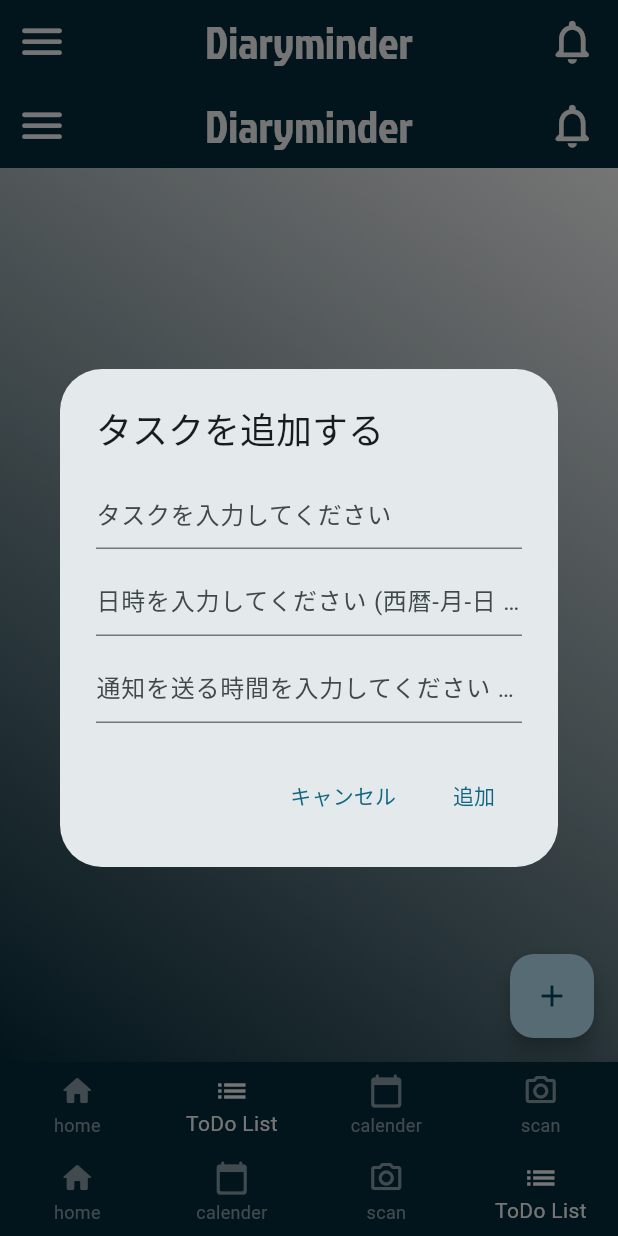
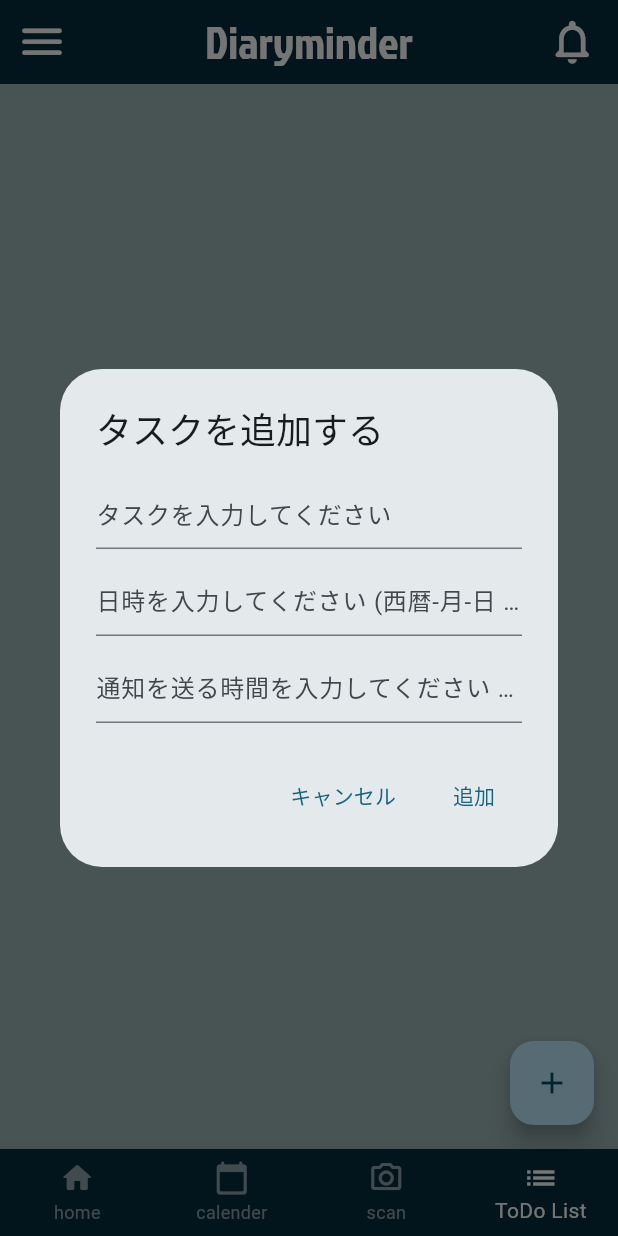
Before and after one commit to soda0408/diaryminder, a Flutter app: the MainPage screen opened directly, item 4 of the bottom bar chosen, after a tap on the "add" icon, on a phone screen of 412 x 824 dp. Run offline on Flutter 3.47's test engine with Material 3 defaults, Android fonts, the phone set to English and light mode, and no system bars; our stand-ins replace flutter_local_notifications, timezone.

Commit message:
バグ直し

```diff
--- a/lib/main.dart
+++ b/lib/main.dart
@@ -1,12 +1,7 @@
 import 'package:flutter/material.dart';
-// 'package:flutter_local_notifications/flutter_local_notifications.dart' のインポートを削除
 import 'package:diaryminder/constant/app_color.dart'; // AppColorのインポート
-import 'package:diaryminder/screens/today_screen.dart'; // TodayScreenのインポート
 import 'package:diaryminder/screens/main_page.dart'; // MainPageのインポート
-import 'package:diaryminder/widgets/app_bar.dart'; // AppBarのインポート
-import 'package:intl/intl.dart'; // 日付フォーマットのインポート
 import 'package:timezone/data/latest.dart' as tz; // タイムゾーンデータのインポート
-import 'package:timezone/timezone.dart' as tz; // タイムゾーンのインポート
 
 void main() {
   tz.initializeTimeZones(); // タイムゾーンの初期化
@@ -20,7 +15,7 @@
     return MaterialApp(
       title: 'Flutter Demo',
       theme: ThemeData(colorSchemeSeed: AppColor.brand.secondary),
-      home: const ToDoListPage(), // 最初に表示する画面をToDoListPageに設定
+      home: const TitlePage(title: 'Diaryminder'), // 最初に表示する画面をTitlePageに設定
       debugShowCheckedModeBanner: false,
     );
   }
@@ -32,11 +27,10 @@
   final String title;
 
   @override
-  State<TitlePage> createState() => TitlePageState(); // クラス名をパブリックに変更
+  State<TitlePage> createState() => TitlePageState();
 }
 
 class TitlePageState extends State<TitlePage> {
-  // クラス名をパブリックに変更
   @override
   Widget build(BuildContext context) {
     return Container(
--- a/lib/screens/main_page.dart
+++ b/lib/screens/main_page.dart
@@ -20,7 +20,7 @@
     HomeScreen(),
     CalenderScreen(),
     ScanScreen(),
-    ToDoListPage(), // 修正: TodayScreenをToDoListPageに変更
+    ToDoListPage(), // 修正: ToDoListPageを追加
   ];
 
   final items = <BottomNavigationBarItem>[
--- a/lib/screens/today_screen.dart
+++ b/lib/screens/today_screen.dart
@@ -1,15 +1,12 @@
 import 'package:flutter/material.dart';
 import 'package:diaryminder/constant/app_color.dart'; // AppColorのインポート
-import 'package:diaryminder/screens/today_screen.dart'; // TodayScreenのインポート
-import 'package:diaryminder/screens/main_page.dart'; // MainPageのインポート
-import 'package:diaryminder/widgets/app_bar.dart'; // AppBarのインポート
 import 'package:flutter_local_notifications/flutter_local_notifications.dart'; // 通知パッケージのインポート
 import 'package:intl/intl.dart'; // 日付フォーマットのインポート
 import 'package:timezone/data/latest.dart' as tz; // タイムゾーンデータのインポート
 import 'package:timezone/timezone.dart' as tz; // タイムゾーンのインポート
 
 void main() {
-  tz.initializeTimeZones(); // タイムゾーンの初期化
+  tz.initializeTimeZones();
   runApp(const Diaryminder());
 }
 
@@ -20,7 +17,7 @@
     return MaterialApp(
       title: 'Flutter Demo',
       theme: ThemeData(colorSchemeSeed: AppColor.brand.secondary),
-      home: const ToDoListPage(), // 最初に表示する画面をToDoListPageに設定
+      home: const ToDoListPage(),
       debugShowCheckedModeBanner: false,
     );
   }
@@ -109,7 +106,7 @@
   Widget _buildToDoItem(Map<String, dynamic> item, int index) {
     return ListTile(
       title: Text(item['task']),
-      subtitle: Text(DateFormat('yyyy-MM-dd HH:mm').format(item['dateTime'])),
+      subtitle: Text(DateFormat('yyyy年MM月dd日HH時mm分').format(item['dateTime'])),
       trailing: IconButton(
         icon: Icon(Icons.delete),
         onPressed: () {
@@ -122,15 +119,8 @@
   @override
   Widget build(BuildContext context) {
     return Scaffold(
-      appBar: DiaryminderAppBar, // AppBarを追加
       body: Container(
-        decoration: BoxDecoration(
-          gradient: LinearGradient(
-            colors: [AppColor.ui.primary, AppColor.ui.secondary],
-            begin: Alignment.topRight,
-            end: Alignment.bottomLeft,
-          ),
-        ),
+        color: AppColor.ui.background, // 背景色を統一
         child: ListView.builder(
           itemCount: _toDoItems.length,
           itemBuilder: (context, index) {
@@ -143,36 +133,6 @@
         tooltip: 'Add task',
         child: Icon(Icons.add),
       ),
-      bottomNavigationBar: BottomNavigationBar(
-        selectedItemColor: AppColor.ui.primary,
-        unselectedItemColor: AppColor.ui.gray,
-        currentIndex: 1, // ToDoListPageのインデックスを設定
-        onTap: (selectedIndex) {
-          Navigator.pushReplacement(
-            context,
-            MaterialPageRoute(
-              builder: (context) => MainPage(selectedIndex: selectedIndex),
-            ),
-          );
-        },
-        type: BottomNavigationBarType.fixed,
-        backgroundColor: AppColor.brand.secondary,
-        items: const [
-          BottomNavigationBarItem(
-            icon: Icon(Icons.home_rounded),
-            label: 'home',
-          ),
-          BottomNavigationBarItem(icon: Icon(Icons.list), label: 'ToDo List'),
-          BottomNavigationBarItem(
-            icon: Icon(Icons.calendar_today_rounded),
-            label: 'calender',
-          ),
-          BottomNavigationBarItem(
-            icon: Icon(Icons.camera_alt_outlined),
-            label: 'scan',
-          ),
-        ],
-      ),
     );
   }
 
@@ -180,6 +140,8 @@
     String newTask = '';
     DateTime selectedDateTime = DateTime.now();
     Duration notificationDuration = Duration(minutes: 10);
+    String? dateTimeError;
+    String? notificationDurationError;
 
     return showDialog<void>(
       context: context,
@@ -199,20 +161,34 @@
               TextField(
                 decoration: InputDecoration(
                   hintText: '日時を入力してください (西暦-月-日 時:分)',
+                  errorText: dateTimeError,
                 ),
                 onChanged: (value) {
+                  try {
                     selectedDateTime = DateFormat(
                       'yyyy-MM-dd HH:mm',
                     ).parse(value);
+                    dateTimeError = null;
+                  } catch (e) {
+                    dateTimeError = '無効な日時フォーマットです';
+                  }
+                  setState(() {});
                 },
               ),
               SizedBox(height: 10),
               TextField(
                 decoration: InputDecoration(
                   hintText: '通知を送る時間を入力してください (分)',
+                  errorText: notificationDurationError,
                 ),
                 onChanged: (value) {
+                  try {
                     notificationDuration = Duration(minutes: int.parse(value));
+                    notificationDurationError = null;
+                  } catch (e) {
+                    notificationDurationError = '無効な分数フォーマットです';
+                  }
+                  setState(() {});
                 },
               ),
             ],
@@ -227,8 +203,11 @@
             TextButton(
               child: Text('追加'),
               onPressed: () {
+                if (dateTimeError == null &&
+                    notificationDurationError == null) {
                   _addToDoItem(newTask, selectedDateTime, notificationDuration);
                   Navigator.of(context).pop();
+                }
               },
             ),
           ],
```
Lines whose indentation alone changed are shown as unchanged.
